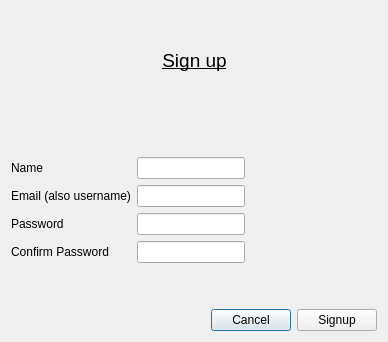
Qt form ui/usersignupdialog.ui (creativepsyco/panex-client) before a commit.
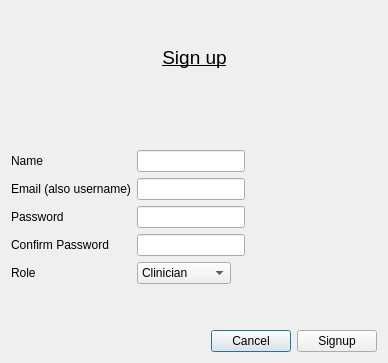
The same form after that commit.

```diff
--- a/ui/usersignupdialog.ui
+++ b/ui/usersignupdialog.ui
@@ -7,7 +7,7 @@
     <x>0</x>
     <y>0</y>
     <width>388</width>
-    <height>342</height>
+    <height>363</height>
    </rect>
   </property>
   <property name="windowTitle">
@@ -69,6 +69,27 @@
          </property>
         </widget>
        </item>
+       <item row="4" column="0">
+        <widget class="QLabel" name="label_7">
+         <property name="text">
+          <string>Role</string>
+         </property>
+        </widget>
+       </item>
+       <item row="4" column="1">
+        <widget class="QComboBox" name="comboBox">
+         <item>
+          <property name="text">
+           <string>Clinician</string>
+          </property>
+         </item>
+         <item>
+          <property name="text">
+           <string>Researcher</string>
+          </property>
+         </item>
+        </widget>
+       </item>
       </layout>
      </item>
      <item>
```
Left out of the diff: 108 changed lines with no effect on the pictures.
